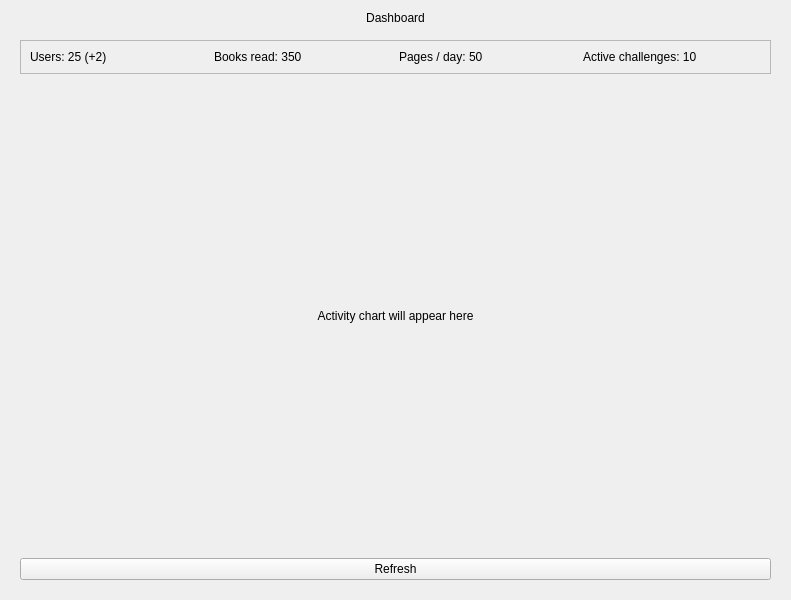
The window that admin_panel/views/ui/DashboardView.ui (Magdalena52772/Booktrack) describes before a commit, drawn with Qt 5.
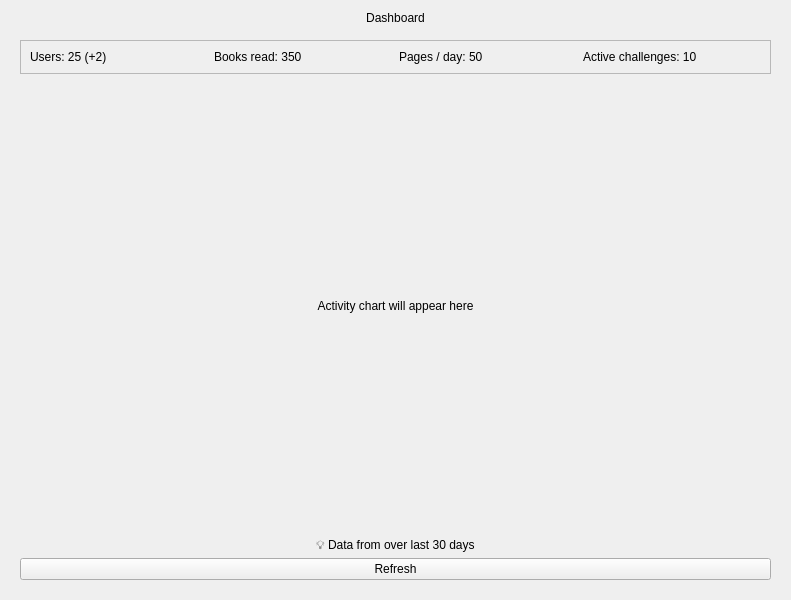
The same window after the commit. Icons and pictures are not drawn.

Diff of the .ui file:
```diff
--- a/admin_panel/views/ui/DashboardView.ui
+++ b/admin_panel/views/ui/DashboardView.ui
@@ -116,6 +116,16 @@
         </layout>
        </widget>
       </item>
+      <item>
+       <widget class="QLabel" name="lbl_info">
+        <property name="text">
+         <string>💡 Data from over last 30 days</string>
+        </property>
+        <property name="alignment">
+         <set>Qt::AlignmentFlag::AlignCenter</set>
+        </property>
+       </widget>
+      </item>
       <item>
        <widget class="QPushButton" name="btn_refresh">
         <property name="text">
```
